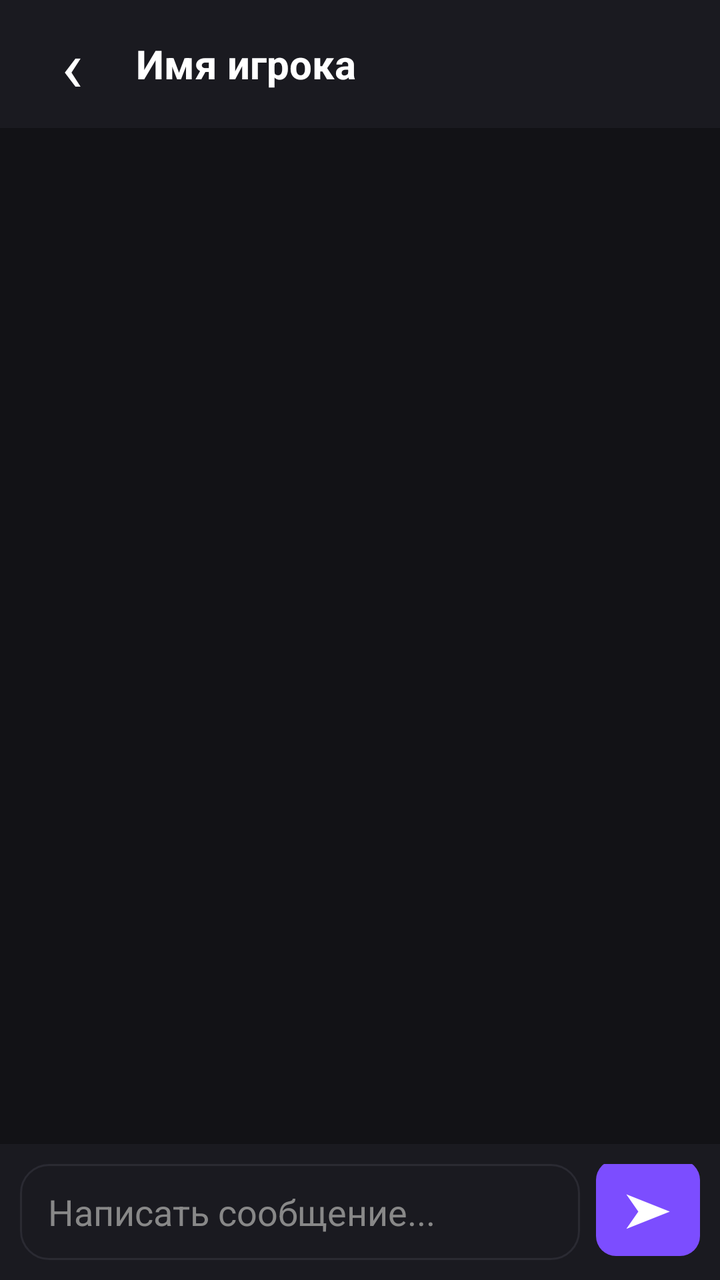
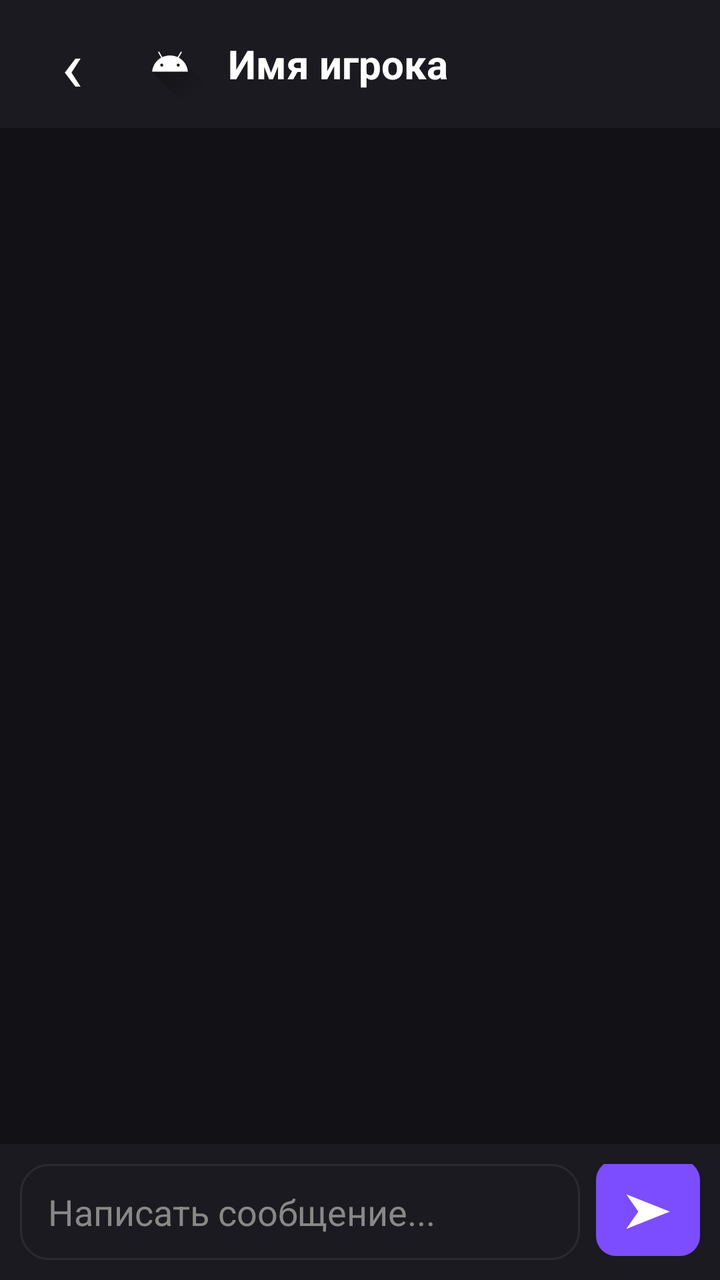

The first picture is an Android layout as it rendered before a commit; the second is the same layout after the commit. The layout source and the unified diff follow.
<!-- AndroidManifest.xml: application theme Theme.GamerHub -->
<!-- res/layout/screen_private_chat.xml -->
<?xml version="1.0" encoding="utf-8"?>
<LinearLayout
    xmlns:android="http://schemas.android.com/apk/res/android"
    android:layout_width="match_parent"
    android:layout_height="match_parent"
    android:orientation="vertical"
    android:background="#121216"
    android:focusableInTouchMode="true">

    
    <LinearLayout
        android:layout_width="match_parent"
        android:layout_height="64dp"
        android:orientation="horizontal"
        android:gravity="center_vertical"
        android:paddingStart="12dp"
        android:paddingEnd="12dp"
        android:background="#1A1A20">

        <TextView
            android:id="@+id/backButton"
            android:layout_width="48dp"
            android:layout_height="match_parent"
            android:text="‹"
            android:textSize="36sp"
            android:textColor="#FFFFFF"
            android:gravity="center"
            android:clickable="true"
            android:focusable="true"
            android:contentDescription="Назад" />

        <TextView
            android:id="@+id/chatTitle"
            android:layout_width="0dp"
            android:layout_height="wrap_content"
            android:layout_weight="1"
            android:text="Имя игрока"
            android:textSize="20sp"
            android:textStyle="bold"
            android:textColor="#FFFFFF"
            android:paddingStart="8dp"
            android:maxLines="1"
            android:ellipsize="end" />

    </LinearLayout>

    
    <ScrollView
        android:id="@+id/messagesScroll"
        android:layout_width="match_parent"
        android:layout_height="0dp"
        android:layout_weight="1"
        android:fillViewport="true"
        android:clipToPadding="false"
        android:padding="12dp"
        android:overScrollMode="ifContentScrolls">

        <LinearLayout
            android:id="@+id/messagesContainer"
            android:layout_width="match_parent"
            android:layout_height="wrap_content"
            android:orientation="vertical" />

    </ScrollView>

    
    <LinearLayout
        android:id="@+id/messageInputBar"
        android:layout_width="match_parent"
        android:layout_height="wrap_content"
        android:orientation="horizontal"
        android:gravity="bottom"
        android:padding="10dp"
        android:background="#1A1A20">

        
        <EditText
            android:id="@+id/messageInput"
            android:layout_width="0dp"
            android:layout_height="wrap_content"
            android:layout_weight="1"
            android:minHeight="48dp"
            android:maxHeight="120dp"
            android:minLines="1"
            android:maxLines="4"
            android:gravity="center_vertical"
            android:hint="Написать сообщение..."
            android:textColor="#FFFFFF"
            android:textColorHint="#888888"
            android:background="@drawable/bg_search"
            android:paddingStart="14dp"
            android:paddingEnd="14dp"
            android:paddingTop="10dp"
            android:paddingBottom="10dp"
            android:inputType="textCapSentences|textMultiLine"
            android:imeOptions="actionSend"
            android:overScrollMode="ifContentScrolls" />

        
        <TextView
            android:id="@+id/sendButton"
            android:layout_width="52dp"
            android:layout_height="48dp"
            android:layout_marginStart="8dp"
            android:text="➤"
            android:textSize="24sp"
            android:textColor="#FFFFFF"
            android:gravity="center"
            android:background="@drawable/bg_create_button"
            android:clickable="true"
            android:focusable="true"
            android:contentDescription="Отправить сообщение" />

    </LinearLayout>

</LinearLayout>
<!-- resources referenced by this layout -->
<resources>
  <!-- drawable bg_create_button (drawable) -->
  <?xml version="1.0" encoding="utf-8"?>
  <shape xmlns:android="http://schemas.android.com/apk/res/android">
      <solid android:color="#9B5CFF" />
  
      <corners android:radius="10dp" />
  
      <solid android:color="#7C4DFF" />
  
  </shape>
  <!-- drawable bg_search (drawable) -->
  <?xml version="1.0" encoding="utf-8"?>
  <shape xmlns:android="http://schemas.android.com/apk/res/android"
      android:shape="rectangle">
  
      <solid android:color="#1A1A20" />
  
      <corners android:radius="14dp" />
  
      <stroke
          android:width="1dp"
          android:color="#2A2A32" />
  
  </shape>
  <style name="Theme.GamerHub" parent="Base.Theme.GamerHub" />
  <style name="Base.Theme.GamerHub" parent="Theme.Material3.DayNight.NoActionBar">
          
          
      </style>
</resources>

<!-- the commit's change to res/layout/screen_private_chat.xml (unified diff, before → after) -->
@@ -28,6 +28,14 @@
             android:clickable="true"
             android:focusable="true"
             android:contentDescription="Назад" />
+        <ImageView
+            android:id="@+id/chatAvatar"
+            android:layout_width="42dp"
+            android:layout_height="42dp"
+            android:layout_marginStart="4dp"
+            android:scaleType="centerCrop"
+            android:src="@drawable/ic_launcher_foreground"
+            android:contentDescription="Аватар собеседника" />
 
         <TextView
             android:id="@+id/chatTitle"
<!-- resource entries referenced after the edit -->
@@ -24,6 +24,37 @@
           android:color="#2A2A32" />
   
   </shape>
+  <!-- drawable ic_launcher_foreground (drawable) -->
+  <vector xmlns:android="http://schemas.android.com/apk/res/android"
+      xmlns:aapt="http://schemas.android.com/aapt"
+      android:width="108dp"
+      android:height="108dp"
+      android:viewportWidth="108"
+      android:viewportHeight="108">
+      <path android:pathData="M31,63.928c0,0 6.4,-11 12.1,-13.1c7.2,-2.6 26,-1.4 26,-1.4l38.1,38.1L107,108.928l-32,-1L31,63.928z">
+          <aapt:attr name="android:fillColor">
+              <gradient
+                  android:endX="85.84757"
+                  android:endY="92.4963"
+                  android:startX="42.9492"
+                  android:startY="49.59793"
+                  android:type="linear">
+                  <item
+                      android:color="#44000000"
+                      android:offset="0.0" />
+                  <item
+                      android:color="#00000000"
+                      android:offset="1.0" />
+              </gradient>
+          </aapt:attr>
+      </path>
+      <path
+          android:fillColor="#FFFFFF"
+          android:fillType="nonZero"
+          android:pathData="M65.3,45.828l3.8,-6.6c0.2,-0.4 0.1,-0.9 -0.3,-1.1c-0.4,-0.2 -0.9,-0.1 -1.1,0.3l-3.9,6.7c-6.3,-2.8 -13.4,-2.8 -19.7,0l-3.9,-6.7c-0.2,-0.4 -0.7,-0.5 -1.1,-0.3C38.8,38.328 38.7,38.828 38.9,39.228l3.8,6.6C36.2,49.428 31.7,56.028 31,63.928h46C76.3,56.028 71.8,49.428 65.3,45.828zM43.4,57.328c-0.8,0 -1.5,-0.5 -1.8,-1.2c-0.3,-0.7 -0.1,-1.5 0.4,-2.1c0.5,-0.5 1.4,-0.7 2.1,-0.4c0.7,0.3 1.2,1 1.2,1.8C45.3,56.528 44.5,57.328 43.4,57.328L43.4,57.328zM64.6,57.328c-0.8,0 -1.5,-0.5 -1.8,-1.2s-0.1,-1.5 0.4,-2.1c0.5,-0.5 1.4,-0.7 2.1,-0.4c0.7,0.3 1.2,1 1.2,1.8C66.5,56.528 65.6,57.328 64.6,57.328L64.6,57.328z"
+          android:strokeWidth="1"
+          android:strokeColor="#00000000" />
+  </vector>
   <style name="Theme.GamerHub" parent="Base.Theme.GamerHub" />
   <style name="Base.Theme.GamerHub" parent="Theme.Material3.DayNight.NoActionBar">
           
